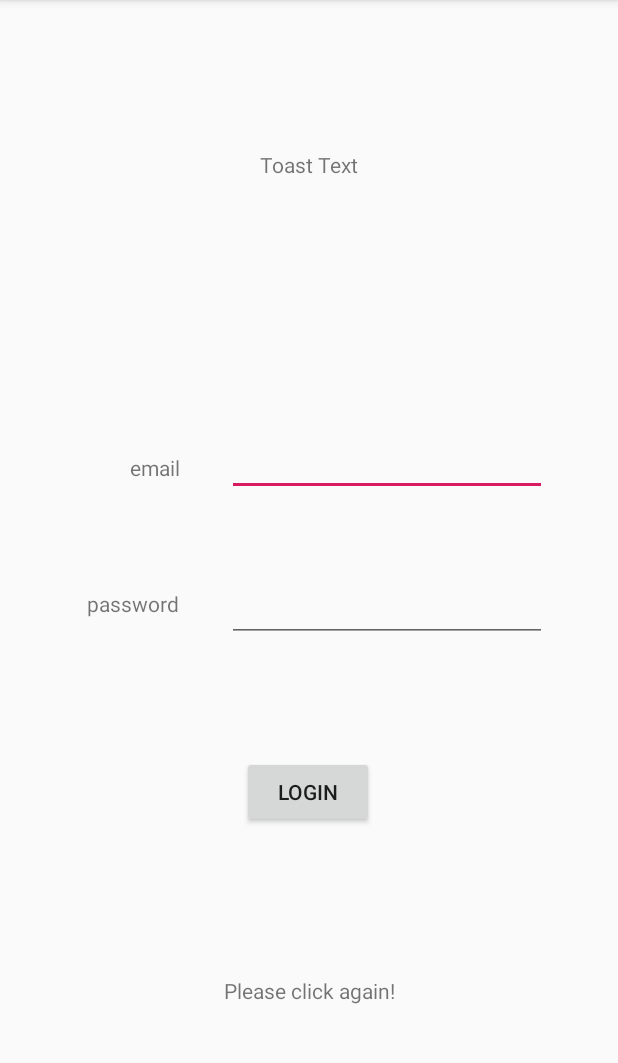
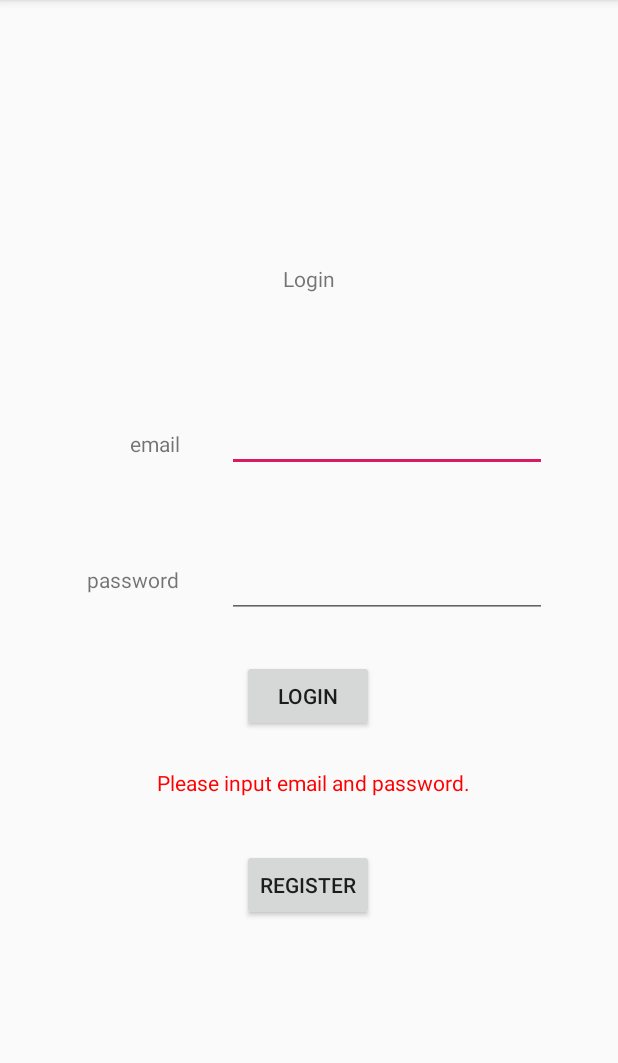
Before and after one commit to Cruz0421/Reminder, an Android app: the screen it shows after launch (MainActivity), after a tap on "LOGIN", on a phone screen of 412 x 824 dp, the part 84-1147 px from its top. Run offline under Robolectric (Android 15) with nearby library versions, the phone set to English and light mode, and no system bars; our stand-ins replace Volley.

Commit message:
merged work
volley error ..?

```diff
--- a/reminderapp/app/src/main/java/com/example/notificationtest/MainActivity.java
+++ b/reminderapp/app/src/main/java/com/example/notificationtest/MainActivity.java
@@ -15,14 +15,15 @@ import android.content.Context;
 import android.content.Intent;
 import android.os.AsyncTask;
 import android.os.Build;
+import android.support.annotation.Nullable;
 import android.support.v4.app.NotificationCompat;
 import android.support.v4.app.NotificationManagerCompat;
 import android.support.v7.app.AppCompatActivity;
 import android.os.Bundle;
 import android.util.Log;
-import android.view.MotionEvent;
 import android.view.View;
 import android.widget.Button;
+import android.widget.EditText;
 import android.widget.TextView;
 import android.widget.Toast;
 
@@ -31,7 +32,17 @@ import java.io.IOException;
 import java.io.InputStreamReader;
 import java.net.MalformedURLException;
 import java.net.URL;
+import java.util.HashMap;
+import java.util.Map;
 import java.util.concurrent.atomic.AtomicInteger;
+
+import com.android.volley.AuthFailureError;
+import com.android.volley.Request;
+import com.android.volley.RequestQueue;
+import com.android.volley.Response;
+import com.android.volley.VolleyError;
+import com.android.volley.toolbox.StringRequest;
+import com.android.volley.toolbox.Volley;
 
 import static com.example.notificationtest.MyBroadcastReceiver.ACTION_SNOOZE;
 import static com.example.notificationtest.MyBroadcastReceiver.EXTRA_NOTIFICATION_ID;
@@ -41,33 +52,92 @@ public class MainActivity extends AppCompatActivity implements View.OnClickListe
     private static final String CHANNEL_ID = "CHANNEL_ID";
     private static final String TAG = "main";
 
-    private boolean isTouch = false;
+    private String URL = "ssh://artemis_csub/home/stu/pcruz/public_html/Reminder/login.php";
 
-    Button btnClick;
+    Button loginbutton;
+    Button registerbutton;
     TextView message;
-    TextView outsourcetext;
-    String strxx = "Please click again!";
+    TextView errortext;
+    String errorMsg = "";
+
+    EditText etEmail;
+    EditText etPassword;
+    String email = "";
+    String password = "";
 
     @Override
     protected void onCreate(Bundle savedInstanceState) {
         super.onCreate(savedInstanceState);
         setContentView(R.layout.activity_main);
 
-        btnClick = (Button) findViewById(R.id.button);
-        btnClick.setOnClickListener(MainActivity.this);
-        message = (TextView) findViewById(R.id.message);
-        outsourcetext = (TextView) findViewById(R.id.outsourcetext);
+        loginbutton = (Button) findViewById(R.id.loginbutton);
+        loginbutton.setOnClickListener(this);
+        registerbutton = (Button) findViewById(R.id.registerbutton);
+        registerbutton.setOnClickListener(this);
+
+        message = (TextView) findViewById(R.id.logintext);
+        errortext = findViewById(R.id.errortext);
+        errortext.setText(errorMsg);
+
+        etEmail = findViewById(R.id.inputEmail);
+        etPassword = findViewById(R.id.inputPass);
 
         createNotificationChannel();
+        Log.e(TAG, "onCreate");
+        LongOperation lo = new LongOperation(this);
 
-        Log.e(TAG, "onCreate");
-
-        LongOperation lo = new LongOperation(this);
-        lo.execute("notif title");
+        // send notification
+        //lo.execute("notif title");
     }
 
 
+    public void login () {
+        email = etEmail.getText().toString().trim();
+        password = etPassword.getText().toString().trim();
+        final Intent success = new Intent(this, reminderPage.class);
 
+        if(!email.equals("") && !password.equals("")) {
+            StringRequest stringRequest = new StringRequest(Request.Method.POST, URL, new Response.Listener<String>() {
+                @Override
+                public void onResponse(String response) {
+                    if (response.equals("success")) {
+                        startActivity(success);
+                        finish();
+                    } else if (response.equals("failure")) {
+                        errorMsg = "Incorrect email and/or password.";
+                        errortext.setText(errorMsg);
+                        //Toast.makeText(MainActivity.this, "Invalid Login Id/Password", Toast.LENGTH_SHORT).show();
+                    }
+                }
+            }, new Response.ErrorListener() {
+                @Override
+                public void onErrorResponse(VolleyError error) {
+                    Toast.makeText(MainActivity.this, error.toString().trim(), Toast.LENGTH_SHORT).show();
+                }
+            }){
+                @Nullable
+                @Override
+                protected Map<String, String> getParams() throws AuthFailureError {
+                    Map<String, String> data = new HashMap<>();
+                    data.put( "email", email);
+                    data.put("password", password);
+                    return data;
+                }
+            };
+            RequestQueue requestQueue = Volley.newRequestQueue(getApplicationContext());
+            requestQueue.add(stringRequest);
+        }else{
+            errorMsg = "Please input email and password.";
+            errortext.setText(errorMsg);
+            //Toast.makeText(this, "Fields can not be empty!", Toast.LENGTH_SHORT).show();
+        }
+    }
+
+    public void register(View view) {
+        final Intent register = new Intent(MainActivity.this, Register.class);
+        startActivity(register);
+        finish();
+    }
 
     private void createNotificationChannel() {
         // Create the NotificationChannel, but only on API 26+ because
@@ -85,7 +155,7 @@ public class MainActivity extends AppCompatActivity implements View.OnClickListe
         }
     }
 
-    private class LongOperation extends AsyncTask<String, String, String> {
+    public class LongOperation extends AsyncTask<String, String, String> {
 
         private static final String TAG = "longoperation";
         private Context ctx;
@@ -156,6 +226,7 @@ public class MainActivity extends AppCompatActivity implements View.OnClickListe
         }
     }
 
+    /*
     // thread checks for updates
     public class Thx implements Runnable {
         @Override
@@ -168,7 +239,6 @@ public class MainActivity extends AppCompatActivity implements View.OnClickListe
                 while ((line = in.readLine()) != null) {
                     total.append(line + " ");
                 }
-                strxx = total.toString();
                 in.close();
             } catch (MalformedURLException e) {
             } catch (IOException e) {
@@ -176,69 +246,18 @@ public class MainActivity extends AppCompatActivity implements View.OnClickListe
             return;
         }
     };
+     */
 
-    // https://stackoverflow.com/questions/20156733/how-to-add-button-click-event-in-android-studio
-    // button press event
     @Override
     public void onClick(View v) {
-        // starts thread that reads from file
-        Thread thread = new Thread(new Thx());
-        thread.start();
-        // toast popup message
-        Toast.makeText(this, "Toast text", Toast.LENGTH_SHORT).show();
-        message.setText("Toast Text");
-        outsourcetext.setText(strxx);
-    }
-
-    // https://stackoverflow.com/questions/3142670/how-do-i-detect-touch-input-on-the-android
-    // swipe event
-    int X0 = 0;
-    int X1 = 0;
-    int Y0 = 0;
-    int Y1 = 0;
-    int Xthreshold = 200;
-    int Ythreshold = 1000;
-    boolean Xcheck = true;
-    boolean Ycheck = false;
-
-    @Override
-    public boolean onTouchEvent(MotionEvent event) {
-        int eventaction = event.getAction();
-
-        switch (eventaction) {
-            case MotionEvent.ACTION_DOWN: // begin swiping motion
-                X0 = (int) event.getX();
-                Y0 = (int) event.getY();
-                isTouch = true;
+        switch (v.getId()){
+            case R.id.loginbutton:
+                //what should happen when user clicks login
+                login();
                 break;
-
-            case MotionEvent.ACTION_MOVE: // end swiping motion
-                X1 = (int) event.getX();
-                Y1 = (int) event.getY();
-
-                if(Math.abs(X0 - X1) > Xthreshold){
-                    Xcheck = false;
-                }
-
-                if(Y1 - Y0 >= 1000){
-                    Ycheck = true;
-                }
-
-                if(Xcheck && Ycheck){
-                    //Toast.makeText(this, "YEAH BABY", Toast.LENGTH_SHORT).show();
-                    this.finishAffinity(); //close app
-                }
-                break;
-
-            case MotionEvent.ACTION_UP:
-                X0 = 0;
-                X1 = 0;
-                Y0 = 0;
-                Y1 = 0;
-                Xcheck = true;
-                Ycheck = false;
+            case R.id.registerbutton:
+                // what should happen when user clicks register
                 break;
         }
-        return true;
     }
 }
--- a/reminderapp/app/src/main/res/layout/activity_main.xml
+++ b/reminderapp/app/src/main/res/layout/activity_main.xml
@@ -7,21 +7,21 @@
     tools:context=".MainActivity">
 
     <TextView
-        android:id="@+id/message"
+        android:id="@+id/logintext"
         android:layout_width="wrap_content"
         android:layout_height="wrap_content"
-        android:text="Hello World!"
-        app:layout_constraintBottom_toTopOf="@+id/button"
+        android:text="Login"
+        app:layout_constraintBottom_toTopOf="@+id/loginbutton"
         app:layout_constraintEnd_toEndOf="parent"
         app:layout_constraintStart_toStartOf="parent"
         app:layout_constraintTop_toTopOf="parent"
-        app:layout_constraintVertical_bias="0.206" />
+        app:layout_constraintVertical_bias="0.419" />
 
     <Button
-        android:id="@+id/button"
+        android:id="@+id/loginbutton"
         android:layout_width="wrap_content"
         android:layout_height="wrap_content"
-        android:layout_marginBottom="216dp"
+        android:layout_marginBottom="280dp"
         android:onClick="sendMessage"
         android:text="login"
         app:layout_constraintBottom_toBottomOf="parent"
@@ -29,65 +29,79 @@
         app:layout_constraintHorizontal_bias="0.498"
         app:layout_constraintStart_toStartOf="parent" />
 
-    <TextView
-        android:id="@+id/outsourcetext"
-        android:layout_width="wrap_content"
-        android:layout_height="19dp"
-        android:text="This text will change!"
-        app:layout_constraintBottom_toBottomOf="parent"
-        app:layout_constraintEnd_toEndOf="parent"
-        app:layout_constraintStart_toStartOf="parent"
-        app:layout_constraintTop_toBottomOf="@+id/button" />
-
     <EditText
-        android:id="@+id/editTextTextEmailAddress"
+        android:id="@+id/inputEmail"
         android:layout_width="wrap_content"
         android:layout_height="wrap_content"
         android:layout_marginBottom="52dp"
         android:ems="10"
         android:inputType="textEmailAddress"
-        app:layout_constraintBottom_toTopOf="@+id/editTextTextPassword"
+        app:layout_constraintBottom_toTopOf="@+id/inputPass"
         app:layout_constraintEnd_toEndOf="parent"
         app:layout_constraintHorizontal_bias="0.761"
         app:layout_constraintStart_toStartOf="parent" />
 
     <EditText
-        android:id="@+id/editTextTextPassword"
+        android:id="@+id/inputPass"
         android:layout_width="wrap_content"
         android:layout_height="wrap_content"
-        android:layout_marginBottom="76dp"
+        android:layout_marginBottom="28dp"
         android:ems="10"
         android:inputType="textPassword"
-        app:layout_constraintBottom_toTopOf="@+id/button"
-        app:layout_constraintEnd_toEndOf="@+id/editTextTextEmailAddress"
+        app:layout_constraintBottom_toTopOf="@+id/loginbutton"
+        app:layout_constraintEnd_toEndOf="@+id/inputEmail"
         app:layout_constraintHorizontal_bias="0.0"
-        app:layout_constraintStart_toStartOf="@+id/editTextTextEmailAddress" />
+        app:layout_constraintStart_toStartOf="@+id/inputEmail" />
 
     <TextView
-        android:id="@+id/textView"
+        android:id="@+id/emailtext"
         android:layout_width="wrap_content"
         android:layout_height="wrap_content"
         android:layout_marginEnd="20dp"
         android:text="email"
-        app:layout_constraintBottom_toBottomOf="@+id/editTextTextEmailAddress"
-        app:layout_constraintEnd_toStartOf="@+id/editTextTextEmailAddress"
+        app:layout_constraintBottom_toBottomOf="@+id/inputEmail"
+        app:layout_constraintEnd_toStartOf="@+id/inputEmail"
         app:layout_constraintHorizontal_bias="0.883"
         app:layout_constraintStart_toStartOf="parent"
-        app:layout_constraintTop_toTopOf="@+id/editTextTextEmailAddress"
+        app:layout_constraintTop_toTopOf="@+id/inputEmail"
         app:layout_constraintVertical_bias="0.653" />
 
     <TextView
-        android:id="@+id/textView2"
+        android:id="@+id/passwordtext"
         android:layout_width="wrap_content"
         android:layout_height="wrap_content"
         android:layout_marginTop="9dp"
         android:layout_marginEnd="20dp"
         android:text="password"
-        app:layout_constraintBottom_toBottomOf="@+id/editTextTextPassword"
-        app:layout_constraintEnd_toStartOf="@+id/editTextTextPassword"
+        app:layout_constraintBottom_toBottomOf="@+id/inputPass"
+        app:layout_constraintEnd_toStartOf="@+id/inputPass"
         app:layout_constraintHorizontal_bias="0.833"
         app:layout_constraintStart_toStartOf="parent"
-        app:layout_constraintTop_toTopOf="@+id/editTextTextPassword"
+        app:layout_constraintTop_toTopOf="@+id/inputPass"
         app:layout_constraintVertical_bias="0.058" />
 
+    <TextView
+        android:id="@+id/errortext"
+        android:layout_width="wrap_content"
+        android:layout_height="wrap_content"
+        android:layout_marginTop="24dp"
+        android:text="errorPlaceholder"
+        android:textColor="#FF0000"
+        app:layout_constraintEnd_toEndOf="@+id/loginbutton"
+        app:layout_constraintHorizontal_bias="0.47"
+        app:layout_constraintStart_toStartOf="@+id/loginbutton"
+        app:layout_constraintTop_toBottomOf="@+id/loginbutton" />
+
+    <Button
+        android:id="@+id/registerbutton"
+        android:layout_width="wrap_content"
+        android:layout_height="wrap_content"
+        android:text="Register"
+        app:layout_constraintBottom_toBottomOf="parent"
+        app:layout_constraintEnd_toEndOf="parent"
+        app:layout_constraintHorizontal_bias="0.498"
+        app:layout_constraintStart_toStartOf="parent"
+        app:layout_constraintTop_toBottomOf="@+id/loginbutton"
+        app:layout_constraintVertical_bias="0.336" />
+
 </android.support.constraint.ConstraintLayout>
```
Also changed, not shown: reminderapp/app/build.gradle (+10 -1 lines), reminderapp/app/src/main/AndroidManifest.xml (+12 -5 lines), reminderapp/app/src/main/java/com/example/notificationtest/Register.java (added, +91 -0 lines), reminderapp/app/src/main/java/com/example/notificationtest/editReminder.java (added, +35 -0 lines), reminderapp/app/src/main/java/com/example/notificationtest/reminderPage.java (added, +35 -0 lines), reminderapp/app/src/main/res/layout/editreminder.xml (added, +40 -0 lines), reminderapp/app/src/main/res/layout/register.xml (added, +66 -0 lines), reminderapp/app/src/main/res/layout/reminder.xml (added, +47 -0 lines), 7 other files.
